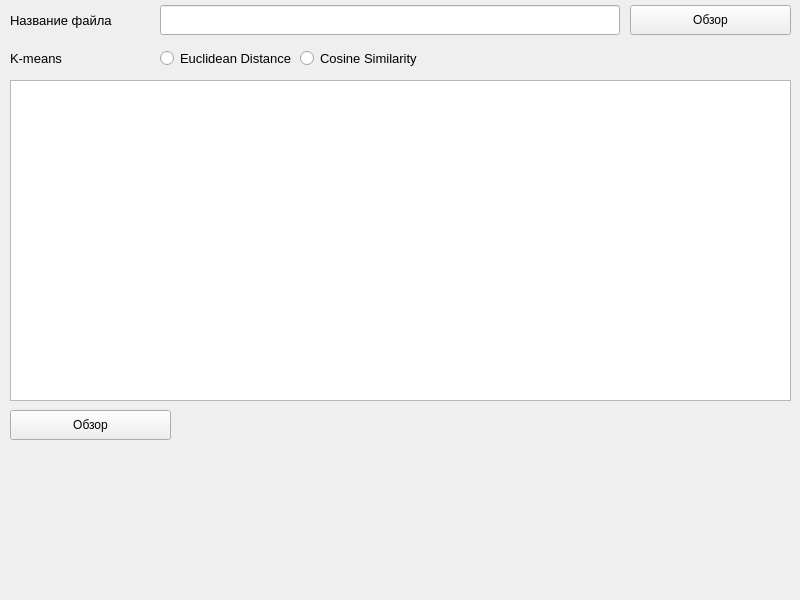
Serfeg/KMCRODiploma, file KMCROv2/ui/MainWindow.ui: the form before one commit.
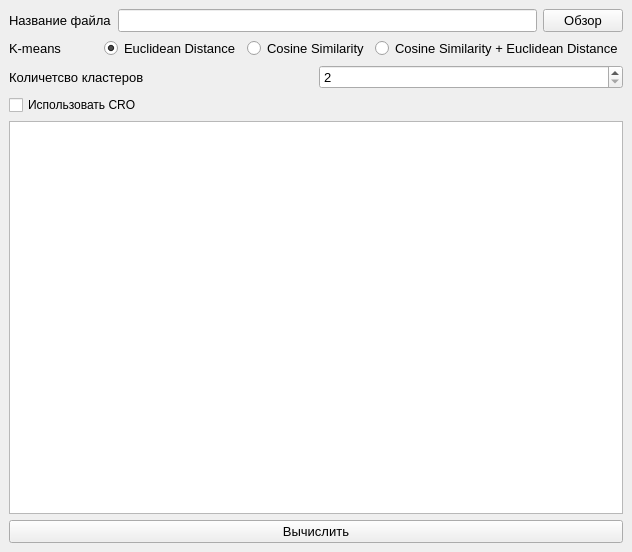
The form after the commit.

Diff of the .ui file:
```diff
--- a/KMCROv2/ui/MainWindow.ui
+++ b/KMCROv2/ui/MainWindow.ui
@@ -6,23 +6,19 @@
    <rect>
     <x>0</x>
     <y>0</y>
-    <width>800</width>
-    <height>600</height>
+    <width>632</width>
+    <height>552</height>
    </rect>
   </property>
   <property name="windowTitle">
    <string>KMCRO</string>
   </property>
   <widget class="QWidget" name="centralwidget">
+   <layout class="QVBoxLayout" name="verticalLayout">
+    <item>
+     <layout class="QHBoxLayout" name="horizontalLayout">
+      <item>
    <widget class="QLabel" name="nameLbl">
-    <property name="geometry">
-     <rect>
-      <x>10</x>
-      <y>5</y>
-      <width>110</width>
-      <height>30</height>
-     </rect>
-    </property>
     <property name="font">
      <font>
       <pointsize>10</pointsize>
@@ -35,56 +31,34 @@
      <number>5</number>
     </property>
    </widget>
+      </item>
+      <item>
    <widget class="QLineEdit" name="fileNameLineEdit">
-    <property name="geometry">
-     <rect>
-      <x>160</x>
-      <y>5</y>
-      <width>460</width>
-      <height>30</height>
-     </rect>
-    </property>
-   </widget>
+        <property name="font">
+         <font>
+          <pointsize>10</pointsize>
+         </font>
+        </property>
+       </widget>
+      </item>
+      <item>
    <widget class="QPushButton" name="browserBtn">
-    <property name="geometry">
-     <rect>
-      <x>630</x>
-      <y>5</y>
-      <width>161</width>
-      <height>30</height>
-     </rect>
-    </property>
-    <property name="text">
-     <string>Обзор</string>
-    </property>
-   </widget>
-   <widget class="QRadioButton" name="euclidDistRadio">
-    <property name="geometry">
-     <rect>
-      <x>160</x>
-      <y>50</y>
-      <width>141</width>
-      <height>17</height>
-     </rect>
-    </property>
     <property name="font">
      <font>
       <pointsize>10</pointsize>
      </font>
     </property>
     <property name="text">
-     <string>Euclidean Distance</string>
-    </property>
-   </widget>
+         <string>Обзор</string>
+        </property>
+       </widget>
+      </item>
+     </layout>
+    </item>
+    <item>
+     <layout class="QHBoxLayout" name="horizontalLayout_2">
+      <item>
    <widget class="QLabel" name="kMeansLbl">
-    <property name="geometry">
-     <rect>
-      <x>10</x>
-      <y>43</y>
-      <width>110</width>
-      <height>30</height>
-     </rect>
-    </property>
     <property name="font">
      <font>
       <pointsize>10</pointsize>
@@ -97,15 +71,24 @@
      <number>5</number>
     </property>
    </widget>
+      </item>
+      <item>
+       <widget class="QRadioButton" name="euclidDistRadio">
+        <property name="font">
+         <font>
+          <pointsize>10</pointsize>
+         </font>
+        </property>
+        <property name="text">
+         <string>Euclidean Distance</string>
+        </property>
+        <property name="checked">
+         <bool>true</bool>
+        </property>
+       </widget>
+      </item>
+      <item>
    <widget class="QRadioButton" name="cosineSimRadio">
-    <property name="geometry">
-     <rect>
-      <x>300</x>
-      <y>50</y>
-      <width>141</width>
-      <height>17</height>
-     </rect>
-    </property>
     <property name="font">
      <font>
       <pointsize>10</pointsize>
@@ -115,29 +98,75 @@
      <string>Cosine Similarity</string>
     </property>
    </widget>
-   <widget class="QTextEdit" name="outputEdit">
-    <property name="geometry">
-     <rect>
-      <x>10</x>
-      <y>80</y>
-      <width>781</width>
-      <height>321</height>
-     </rect>
-    </property>
-   </widget>
+      </item>
+      <item>
+       <widget class="QRadioButton" name="cosEuclidRadio">
+        <property name="font">
+         <font>
+          <pointsize>10</pointsize>
+         </font>
+        </property>
+        <property name="text">
+         <string>Cosine Similarity + Euclidean Distance</string>
+        </property>
+       </widget>
+      </item>
+     </layout>
+    </item>
+    <item>
+     <layout class="QHBoxLayout" name="horizontalLayout_3">
+      <item>
+       <widget class="QLabel" name="clusterLbl">
+        <property name="font">
+         <font>
+          <pointsize>10</pointsize>
+         </font>
+        </property>
+        <property name="text">
+         <string>Количетсво кластеров</string>
+        </property>
+        <property name="margin">
+         <number>5</number>
+        </property>
+       </widget>
+      </item>
+      <item>
+       <widget class="QSpinBox" name="countClusterSBox">
+        <property name="font">
+         <font>
+          <pointsize>10</pointsize>
+         </font>
+        </property>
+        <property name="minimum">
+         <number>2</number>
+        </property>
+       </widget>
+      </item>
+     </layout>
+    </item>
+    <item>
+     <widget class="QCheckBox" name="checkBox">
+      <property name="text">
+       <string>Использовать CRO</string>
+      </property>
+     </widget>
+    </item>
+    <item>
+     <widget class="QTextEdit" name="outputEdit"/>
+    </item>
+    <item>
    <widget class="QPushButton" name="performBtn">
-    <property name="geometry">
-     <rect>
-      <x>10</x>
-      <y>410</y>
-      <width>161</width>
-      <height>30</height>
-     </rect>
+      <property name="font">
+       <font>
+        <pointsize>10</pointsize>
+       </font>
     </property>
     <property name="text">
-     <string>Обзор</string>
-    </property>
-   </widget>
+       <string>Вычислить</string>
+      </property>
+     </widget>
+    </item>
+   </layout>
   </widget>
  </widget>
  <resources/>
```
Lines whose indentation alone changed are shown as unchanged.
